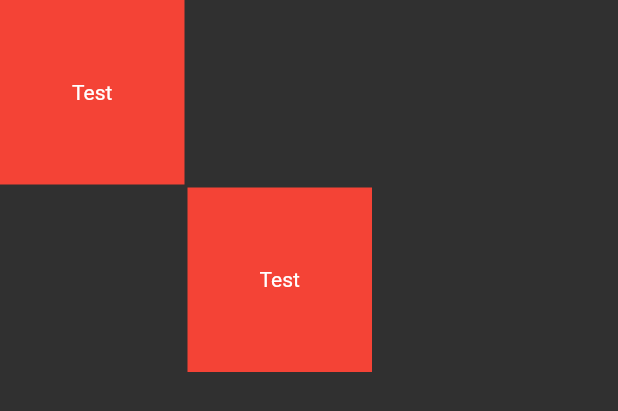
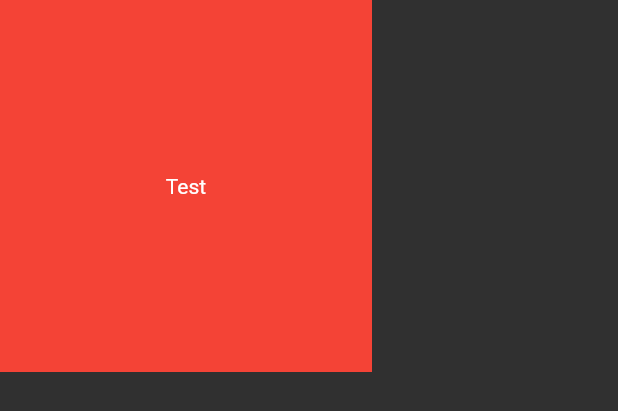
Before and after one commit to Lin2D2/school_notebook, a Flutter app: the D4PageContentLayout widget shown alone on an empty page, opened directly, on a phone screen of 412 x 824 dp. Shown: the top 411 px of the screen. Run offline on Flutter 3.47's test engine with Material 2 defaults, Android fonts, the phone set to English and light mode, and no system bars; our stand-ins replace get_storage, page_transition; accounts and stored records are empty.

Commit message:
some more Types and worked on CustomDraggable

```diff
--- a/lib/types/d4_page.dart
+++ b/lib/types/d4_page.dart
@@ -1,6 +1,25 @@
 import 'package:flutter/material.dart';
+import 'package:uuid/uuid.dart';
+
+
+class NotesType {
+  List<FolderType> content = [];
+}
+
+
+class FolderType {
+  final String id = const Uuid().v1();
+  String name;
+
+  List<D4PageType> content = [];
+
+  FolderType({required this.name});
+}
+
 
 class D4PageType {
+  final String id = const Uuid().v1();
+
   String title = "";
   final TextEditingController titleController = TextEditingController();
 
@@ -17,9 +36,12 @@ class D4PageType {
 }
 
 class ContentElement {
+  final String id = const Uuid().v1();
+
   // NOTE x range: 1 - 34
   int left;
   int width;
+
   // NOTE y range: 1 - 45
   int top;
   int height;
@@ -27,8 +49,13 @@ class ContentElement {
   ContentTypes contentType;
   var content;
 
-  ContentElement(this.left, this.top, this.width, this.height,
-      {this.contentType = ContentTypes.text, this.content = ""});
+  ContentElement(
+      {required this.left,
+      required this.top,
+      required this.width,
+      required this.height,
+      this.contentType = ContentTypes.text,
+      this.content = ""});
 }
 
 enum ContentTypes {
--- a/lib/widgets/d4_page_content_layout.dart
+++ b/lib/widgets/d4_page_content_layout.dart
@@ -2,30 +2,124 @@ import 'package:flutter/material.dart';
 
 import '../types/d4_page.dart';
 
-class D4PageContentLayout extends StatelessWidget {
-  final List<ContentElement> content = [
-    ContentElement(0, 0, 5, 5),
-    ContentElement(5, 5, 5, 5),
+class D4PageContentLayout extends StatefulWidget {
+  D4PageContentLayout({Key? key}) : super(key: key);
+
+  @override
+  State<D4PageContentLayout> createState() => _D4PageContentLayoutState();
+}
+
+class _D4PageContentLayoutState extends State<D4PageContentLayout> {
+  List<ContentElement> content = [
+    ContentElement(left: 0, top: 0, width: 5, height: 5),
+    ContentElement(left: 0, top: 0, width: 10, height: 10),
   ];
-
-  D4PageContentLayout({Key? key}) : super(key: key);
+  Widget child = Container(
+    color: Colors.red,
+    child: const Center(child: Text("Test")),
+  );
 
   @override
   Widget build(BuildContext context) {
     return Stack(
-      children: List<Positioned>.generate(
+      children: List.generate(
         content.length,
-        (index) => Positioned(
-          left: content[index].left*25,
-          top: content[index].top*25,
-          width: content[index].width*25-2,
-          height: content[index].height*25-2,
-          child: Container(
-            color: Colors.red,
-            child: const Center(child: Text("Test")),
-          ),
+        (index) => CustomDraggable(
+          child: child, // TODO Determint by content
+          left: content[index].left * 25,
+          top: content[index].top * 25,
+          width: content[index].width * 25 - 2,
+          height: content[index].height * 25 - 2,
         ),
       ),
     );
   }
 }
+
+class CustomDraggable extends StatefulWidget {
+  final Widget child;
+  // final Key contentID;  // TODO use instead for reference
+  double left;
+  double top;
+  final double height;
+  final double width;
+
+  CustomDraggable({
+    Key? key,
+    required this.child,
+    required this.height,
+    required this.width,
+    required this.left,
+    required this.top,
+    // required this.contentID,
+  }) : super(key: key);
+
+  @override
+  _CustomDraggableState createState() => _CustomDraggableState();
+}
+
+class _CustomDraggableState extends State<CustomDraggable> {
+  void DragStart(details) {
+    leftTmp = widget.left;
+    topTmp = widget.top;
+    setState(() {
+      moving = true;
+    });
+  }
+
+  void DragUpdate(details) {
+    setState(() {
+      leftTmp = details.localPosition.dx;
+      topTmp = details.localPosition.dy;
+    });
+  }
+
+  void DragEnd(details) {
+    setState(() {
+      moving = false;
+      // TODO check for overlap
+      widget.left = (leftTmp ~/ 25) * 25;
+      widget.top = (topTmp ~/ 25) * 25;
+    });
+  }
+  double left = 0;
+  double top = 0;
+  double height = 125;
+  double width = 125;
+  Widget child = const Center(child: Text("Test"));
+
+  bool moving = false;
+  double leftTmp = 0;
+  double topTmp = 0;
+
+  @override
+  Widget build(BuildContext context) {
+    return GestureDetector(
+      onPanStart: (details) => DragStart(details),
+      onPanUpdate: (details) => DragUpdate(details),
+      onPanEnd: (details) => DragEnd(details),
+      child: Stack(
+        children: [
+          if (moving)
+            Positioned(
+              left: widget.left,
+              top: widget.top,
+              height: widget.height,
+              width: widget.width,
+              child: Opacity(
+                opacity: 0.3,
+                child: widget.child,
+              ),
+            ),
+          Positioned(
+            left: moving ? leftTmp : widget.left,
+            top: moving ? topTmp : widget.top,
+            height: widget.height,
+            width: widget.width,
+            child: widget.child,
+          ),
+        ],
+      ),
+    );
+  }
+}
```
